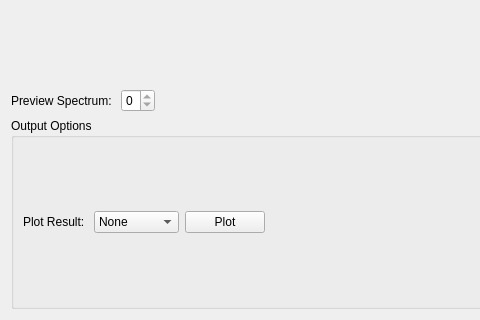
First picture: the form in MantidQt/CustomInterfaces/inc/MantidQtCustomInterfaces/Indirect/Quasi.ui, repository mantidproject/mantid, before the edit; both pictures show x 0 to 480 and y 280 to 600 of the 900 by 600 pixel window.
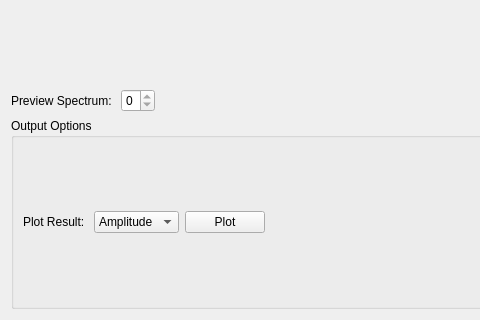
Second picture: the form after the edit. Custom widgets are drawn as their Qt base class.

Commit message:
Removed "None" from plotting options
Refs #17012

```diff
--- a/MantidQt/CustomInterfaces/inc/MantidQtCustomInterfaces/Indirect/Quasi.ui
+++ b/MantidQt/CustomInterfaces/inc/MantidQtCustomInterfaces/Indirect/Quasi.ui
@@ -333,11 +333,6 @@
         </item>
         <item>
          <widget class="QComboBox" name="cbPlot">
-          <item>
-           <property name="text">
-            <string>None</string>
-           </property>
-          </item>
           <item>
            <property name="text">
             <string>Amplitude</string>
```
The commit also changes 1 other file.
